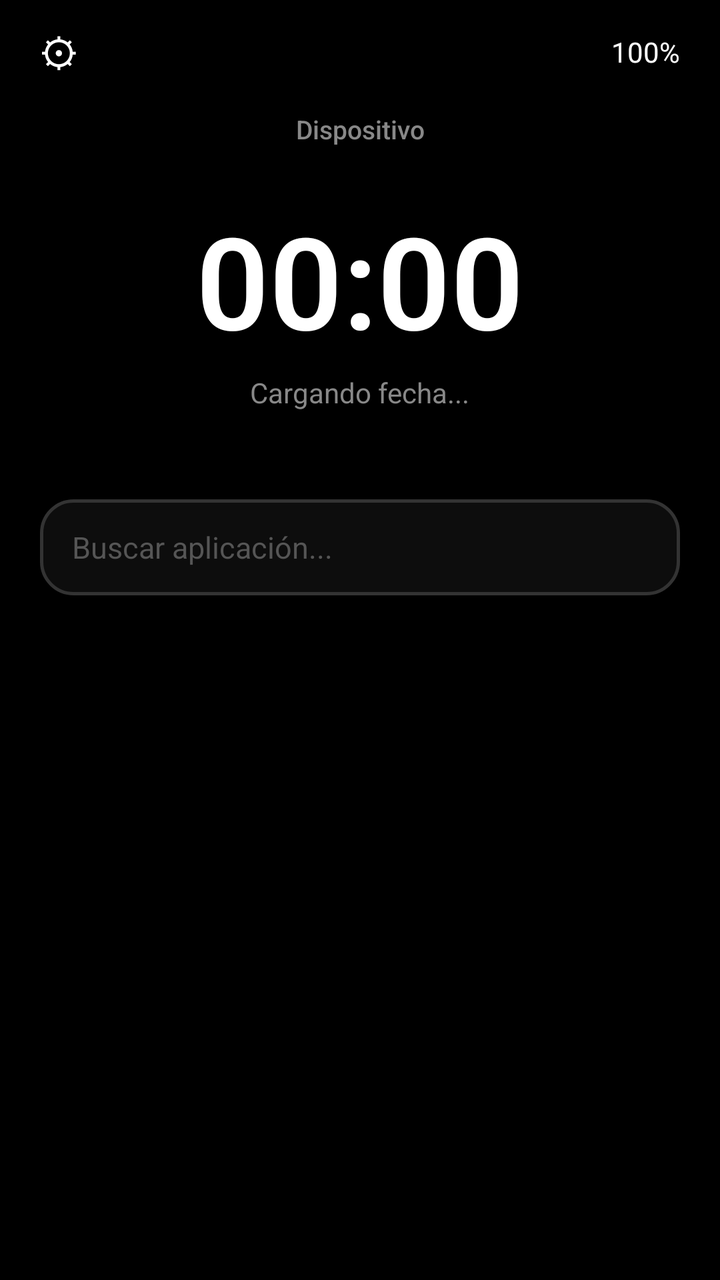
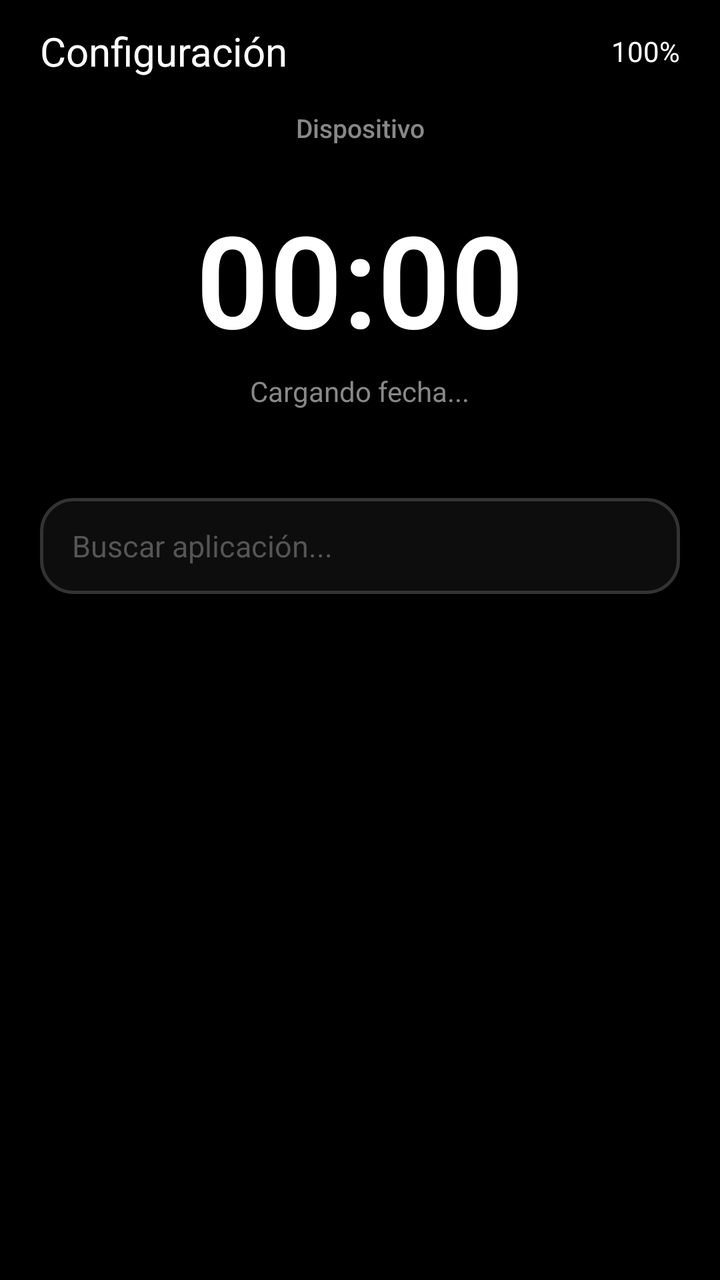

The first picture is an Android layout as it rendered before a commit; the second is the same layout after the commit. The layout source and the unified diff follow.
<!-- AndroidManifest.xml: application theme Theme.ShellScreen -->
<!-- res/layout/activity_main.xml -->
<?xml version="1.0" encoding="utf-8"?>
<LinearLayout xmlns:android="http://schemas.android.com/apk/res/android"
    android:id="@+id/rootLayout"
    android:layout_width="match_parent"
    android:layout_height="match_parent"
    android:background="#000000"
    android:orientation="vertical"
    android:paddingLeft="20dp"
    android:paddingRight="20dp"
    android:paddingBottom="20dp"
    android:paddingTop="12dp">

    
    <LinearLayout
        android:layout_width="match_parent"
        android:layout_height="wrap_content"
        android:orientation="horizontal"
        android:gravity="center_vertical"
        android:layout_marginBottom="16dp">

        <TextView
            android:id="@+id/btnIconConfig"
            android:layout_width="0dp"
            android:layout_height="wrap_content"
            android:layout_weight="1"
            android:text="⚙"
            android:textColor="#FFFFFF"
            android:textSize="20sp"
            android:gravity="start"
            android:clickable="true"
            android:focusable="true" />

        <TextView
            android:id="@+id/txtBateria"
            android:layout_width="0dp"
            android:layout_height="wrap_content"
            android:layout_weight="1"
            android:text="100%"
            android:textColor="#FFFFFF"
            android:textSize="14sp"
            android:fontFamily="sans-serif"
            android:gravity="end" />
    </LinearLayout>

    
    <TextView
        android:id="@+id/txtDispositivo"
        android:layout_width="match_parent"
        android:layout_height="wrap_content"
        android:text="Dispositivo"
        android:textColor="#888888"
        android:textSize="13sp"
        android:fontFamily="sans-serif-medium"
        android:gravity="center"
        android:layout_marginBottom="24dp" />

    
    <LinearLayout
        android:layout_width="match_parent"
        android:layout_height="wrap_content"
        android:orientation="vertical"
        android:gravity="center"
        android:layout_marginBottom="24dp">

        <TextView android:id="@+id/txtRelojWidget" android:layout_width="wrap_content" android:layout_height="wrap_content" android:text="00:00" android:textColor="#FFFFFF" android:textSize="64sp" android:fontFamily="sans-serif-light" android:textStyle="bold" />
        <TextView android:id="@+id/txtFechaWidget" android:layout_width="wrap_content" android:layout_height="wrap_content" android:text="Cargando fecha..." android:textColor="#888888" android:textSize="14sp" android:fontFamily="sans-serif" android:layout_marginTop="4dp" />
    </LinearLayout>

    
    <LinearLayout
        android:id="@+id/layoutFavoritos"
        android:layout_width="match_parent"
        android:layout_height="wrap_content"
        android:orientation="horizontal"
        android:weightSum="3"
        android:layout_marginBottom="20dp">
    </LinearLayout>

    
    <LinearLayout
        android:layout_width="match_parent"
        android:layout_height="48dp"
        android:background="@drawable/burbuja_app"
        android:orientation="horizontal"
        android:gravity="center_vertical"
        android:paddingHorizontal="16dp"
        android:layout_marginBottom="16dp">

        <EditText
            android:id="@+id/inputTerminal"
            android:layout_width="match_parent"
            android:layout_height="match_parent"
            android:background="@null"
            android:hint="@string/hint_buscar"
            android:textColorHint="#555555"
            android:textColor="#FFFFFF"
            android:textSize="15sp"
            android:fontFamily="sans-serif"
            android:inputType="textNoSuggestions"
            android:importantForAutofill="no" />
    </LinearLayout>

    
    <ScrollView
        android:layout_width="match_parent"
        android:layout_height="0dp"
        android:layout_weight="1"
        android:fillViewport="true">

        <LinearLayout
            android:id="@+id/layoutListaApps"
            android:layout_width="match_parent"
            android:layout_height="wrap_content"
            android:orientation="vertical">
        </LinearLayout>
    </ScrollView>

</LinearLayout>
<!-- resources referenced by this layout -->
<resources>
  <!-- drawable burbuja_app (drawable) -->
  <?xml version="1.0" encoding="utf-8"?>
  <shape xmlns:android="http://schemas.android.com/apk/res/android"
      android:shape="rectangle">
      <solid android:color="#0D0D0D" />
      <corners android:radius="16dp" />
      <stroke android:width="1.5dp" android:color="#333333" />
  </shape>
  <string name="hint_buscar">Buscar aplicación...</string>
  <style name="Theme.ShellScreen" parent="Base.Theme.ShellScreen" />
  <style name="Base.Theme.ShellScreen" parent="Theme.Material3.DayNight.NoActionBar">
      </style>
</resources>

<!-- the commit's change to res/layout/activity_main.xml (unified diff, before → after) -->
@@ -23,7 +23,7 @@
             android:layout_width="0dp"
             android:layout_height="wrap_content"
             android:layout_weight="1"
-            android:text="⚙"
+            android:text="@string/cfg_titulo"
             android:textColor="#FFFFFF"
             android:textSize="20sp"
             android:gravity="start"
<!-- resource entries referenced after the edit -->
@@ -8,6 +8,7 @@
       <corners android:radius="16dp" />
       <stroke android:width="1.5dp" android:color="#333333" />
   </shape>
+  <string name="cfg_titulo">Configuración</string>
   <string name="hint_buscar">Buscar aplicación...</string>
   <style name="Theme.ShellScreen" parent="Base.Theme.ShellScreen" />
   <style name="Base.Theme.ShellScreen" parent="Theme.Material3.DayNight.NoActionBar">
